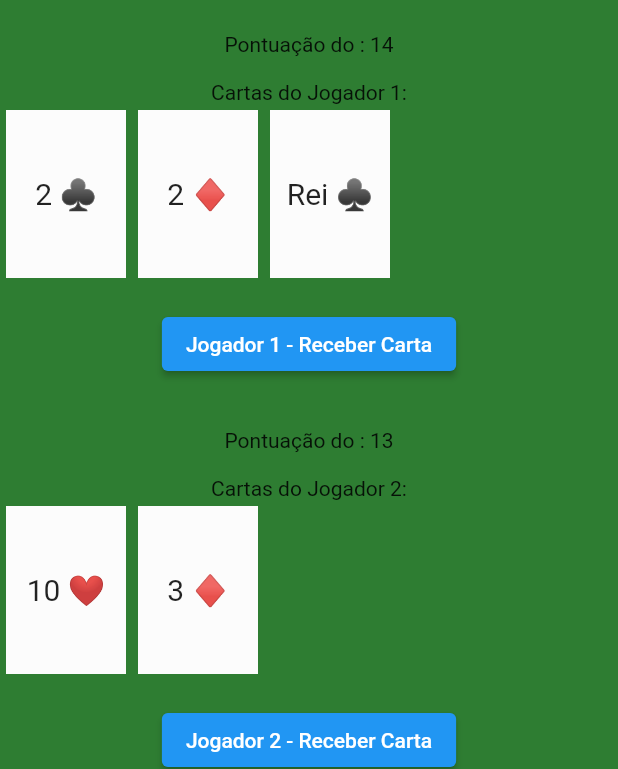
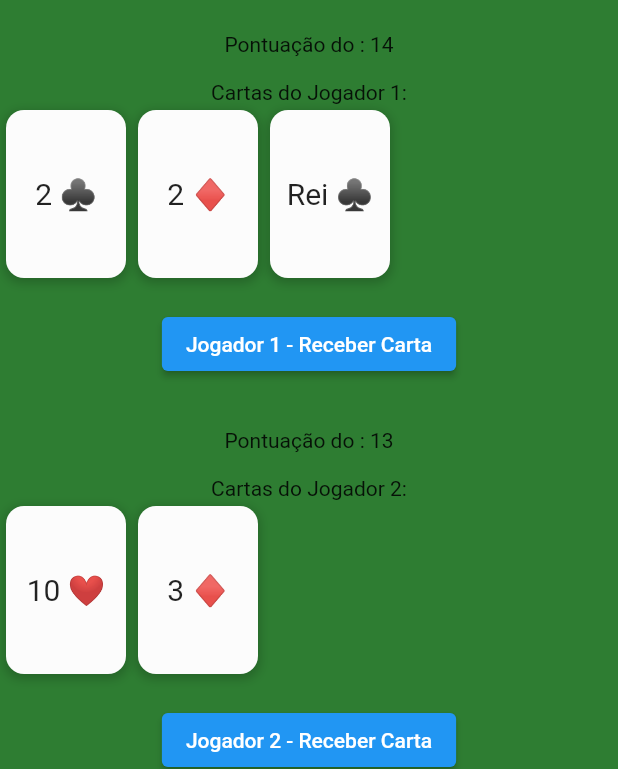
Before and after one commit to Eduardo-Alves-de-Sousa/Black_Jack, a Flutter app: the JogoBlackjack screen opened directly with empty values, after a tap on "Jogador 1 - Receber Carta", on a phone screen of 412 x 824 dp. Shown: the part 157-926 px from the top of the screen. Run offline on Flutter 3.47's test engine with Material 2 defaults, Android fonts, the phone set to English and light mode, and no system bars.

Commit message:
Adicionado: Modelagem de cartas para melhor visualização.

```diff
--- a/jogo/lib/carta_widget.dart
+++ b/jogo/lib/carta_widget.dart
@@ -16,7 +16,18 @@ class CartaWidget extends StatelessWidget {
       width: width,
       height: height,
       margin: const EdgeInsets.all(4),
-      color: const Color.fromARGB(255, 252, 252, 252),
+      decoration: BoxDecoration(
+        color: const Color.fromARGB(255, 252, 252, 252),
+        borderRadius: BorderRadius.circular(12),
+        boxShadow: [
+          BoxShadow(
+            color: Colors.black.withOpacity(0.2),
+            spreadRadius: 1,
+            blurRadius: 5,
+            offset: const Offset(0, 2),
+          ),
+        ],
+      ),
       child: Center(
         child: Text(
           '${carta.rank} ${carta.emoji}',
```
